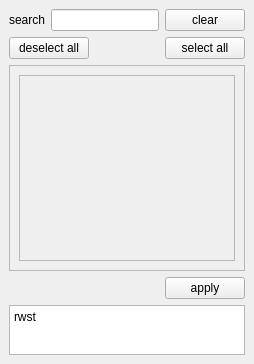
Qt form rbhusUI/lib/selectCheckBoxMod.ui (aumanimationstudios/rbhus) before a commit.
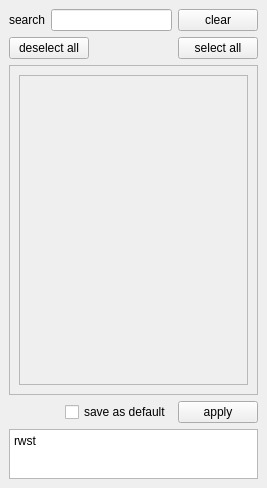
The same form after that commit.

What changed in the file:
```diff
--- a/rbhusUI/lib/selectCheckBoxMod.ui
+++ b/rbhusUI/lib/selectCheckBoxMod.ui
@@ -6,8 +6,8 @@
    <rect>
     <x>0</x>
     <y>0</y>
-    <width>245</width>
-    <height>364</height>
+    <width>267</width>
+    <height>488</height>
    </rect>
   </property>
   <property name="windowTitle">
@@ -76,8 +76,8 @@
            <rect>
             <x>0</x>
             <y>0</y>
-            <width>217</width>
-            <height>138</height>
+            <width>239</width>
+            <height>245</height>
            </rect>
           </property>
           <layout class="QVBoxLayout" name="verticalLayout"/>
@@ -92,6 +92,40 @@
       <property name="sizeConstraint">
        <enum>QLayout::SetDefaultConstraint</enum>
       </property>
+      <item>
+       <layout class="QHBoxLayout" name="horizontalLayout_2">
+        <item>
+         <spacer name="horizontalSpacer">
+          <property name="orientation">
+           <enum>Qt::Horizontal</enum>
+          </property>
+          <property name="sizeType">
+           <enum>QSizePolicy::MinimumExpanding</enum>
+          </property>
+          <property name="sizeHint" stdset="0">
+           <size>
+            <width>40</width>
+            <height>20</height>
+           </size>
+          </property>
+         </spacer>
+        </item>
+        <item>
+         <widget class="QCheckBox" name="checkSaveDefault">
+          <property name="text">
+           <string>save as default</string>
+          </property>
+         </widget>
+        </item>
+        <item>
+         <widget class="QPushButton" name="pushApply">
+          <property name="text">
+           <string>apply</string>
+          </property>
+         </widget>
+        </item>
+       </layout>
+      </item>
       <item>
        <widget class="QPlainTextEdit" name="plainTextEditSelected">
         <property name="sizePolicy">
@@ -147,33 +181,6 @@
       </item>
      </layout>
     </item>
-    <item row="5" column="0" colspan="4">
-     <layout class="QHBoxLayout" name="horizontalLayout_2">
-      <item>
-       <spacer name="horizontalSpacer">
-        <property name="orientation">
-         <enum>Qt::Horizontal</enum>
-        </property>
-        <property name="sizeType">
-         <enum>QSizePolicy::MinimumExpanding</enum>
-        </property>
-        <property name="sizeHint" stdset="0">
-         <size>
-          <width>40</width>
-          <height>20</height>
-         </size>
-        </property>
-       </spacer>
-      </item>
-      <item>
-       <widget class="QPushButton" name="pushApply">
-        <property name="text">
-         <string>apply</string>
-        </property>
-       </widget>
-      </item>
-     </layout>
-    </item>
    </layout>
   </widget>
  </widget>
```
